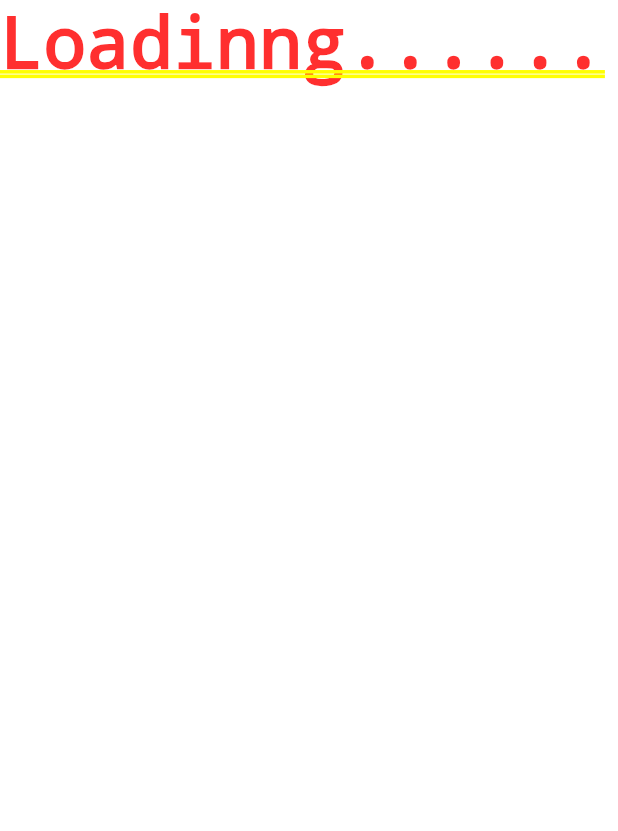
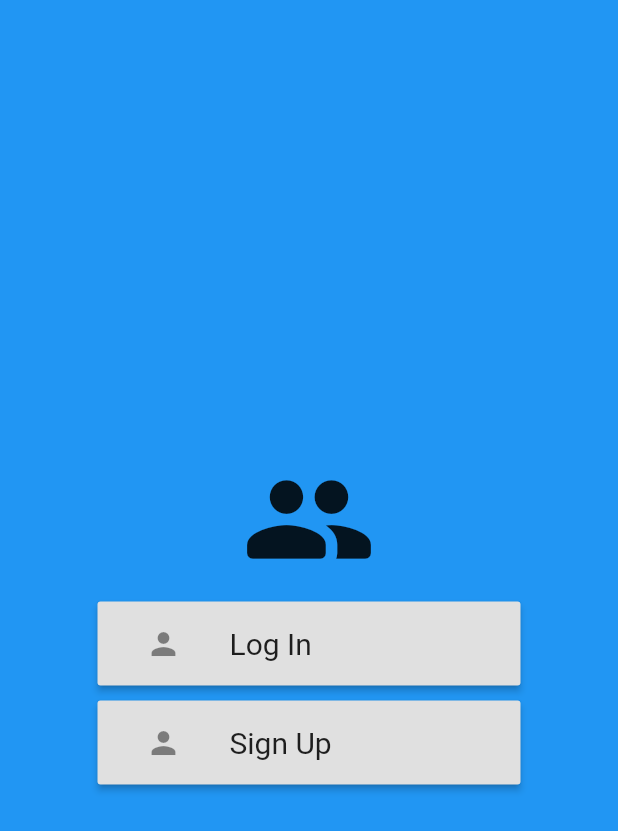
Before and after one commit to rabinacharya11/learningFlutter, a Flutter app: the HomePage screen opened directly, on a phone screen of 412 x 824 dp. Shown: the top 831 px of the screen. Run offline on Flutter 3.47's test engine with Material 2 defaults, Android fonts, the phone set to English and light mode, and no system bars; our stand-ins replace firebase_auth, firebase_core, form_field_validator, toast; accounts and stored records are empty.

Commit message:
Designed HomePage

```diff
--- a/lib/Login.dart
+++ b/lib/Login.dart
@@ -1,5 +1,5 @@
 import 'package:firebase_auth/firebase_auth.dart';
-import 'package:firebase_core/firebase_core.dart';
+// import 'package:firebase_core/firebase_core.dart';
 import 'package:flutter/material.dart';
 import 'package:rabin/HomePage.dart';
 import 'package:form_field_validator/form_field_validator.dart';
@@ -16,6 +16,7 @@ class _LoginPageState extends State<LoginPage> {
   TextEditingController _passwordController = TextEditingController();
   FirebaseAuth firebaseAuth = FirebaseAuth.instance;
 
+  // ignore: unused_element
   Future<void> _signInUser() async {
     await firebaseAuth.signInWithEmailAndPassword(
         email: _emailController.text, password: _passwordController.text);
@@ -90,7 +91,7 @@ class _LoginPageState extends State<LoginPage> {
                           onPressed: () {
                             if (_formKey.currentState.validate()) {
                               _signInUser();
-                              Navigator.pushReplacement(
+                              Navigator.push(
                                   context,
                                   MaterialPageRoute(
                                       builder: (context) => Home()));
--- /dev/null
+++ b/lib/getStarted.dart
@@ -0,0 +1,98 @@
+import 'package:firebase_auth/firebase_auth.dart';
+import 'package:flutter/material.dart';
+
+import 'Login.dart';
+import 'SignUp.dart';
+class GetStarted extends StatelessWidget {
+  @override
+  Widget build(BuildContext context) {
+    FirebaseAuth.instance
+  .authStateChanges()
+  .listen((User user) {
+    if (user == null) {
+      print('User is currently signed out!');
+    } else {
+      print('User is signed in!');
+    }
+  });
+
+    return Container(
+                          decoration: BoxDecoration(
+                              gradient: LinearGradient(
+                                  colors: [Colors.red, Colors.blue])),
+                          child: Scaffold(
+                            backgroundColor: Colors.blue,
+                            body: SafeArea(
+                              child: Center(
+                                child: Center(
+                                  child: Column(
+                                    mainAxisAlignment: MainAxisAlignment.center,
+                                    crossAxisAlignment:
+                                        CrossAxisAlignment.center,
+                                    children: [
+                                      Center(
+                                        child: Container(
+                                          child: Icon(
+                                            Icons.people_rounded,
+                                            size: 90,
+                                          ),
+                                        ),
+                                      ),
+                                      SizedBox(
+                                        height: 10,
+                                      ),
+                                      Center(
+                                        child: RaisedButton(
+                                            onPressed: () {
+                                              Navigator.push(
+                                                  context,
+                                                  MaterialPageRoute(
+                                                      builder: (context) =>
+                                                          LoginPage()));
+                                            }, //here set the code to make the user navigate to the login in Screen
+                                            child: Expanded(
+                                              child: Container(
+                                                width: 250,
+                                                child: ListTile(
+                                                  leading: Icon(Icons.person),
+                                                  title: Text(
+                                                    "Log In",
+                                                    style:
+                                                        TextStyle(fontSize: 20),
+                                                  ),
+                                                ),
+                                              ),
+                                            )),
+                                      ),
+                                      SizedBox(
+                                        height: 10,
+                                      ),
+                                      RaisedButton(
+                                        onPressed: () {
+                                          Navigator.push(
+                                              context,
+                                              MaterialPageRoute(
+                                                  builder: (context) =>
+                                                      SignUpPage()));
+                                        },
+                                        child: Expanded(
+                                          child: Container(
+                                            width: 250,
+                                            child: ListTile(
+                                              leading: Icon(Icons.person),
+                                              title: Text(
+                                                "Sign Up",
+                                                style: TextStyle(fontSize: 20),
+                                              ),
+                                            ),
+                                          ),
+                                        ),
+                                      )
+                                    ],
+                                  ),
+                                ),
+                              ),
+                            ),
+                          ));
+  }
+}
--- a/lib/main.dart
+++ b/lib/main.dart
@@ -1,8 +1,13 @@
 import 'package:firebase_auth/firebase_auth.dart';
 import 'package:firebase_core/firebase_core.dart';
 import 'package:flutter/material.dart';
-import 'package:rabin/Login.dart';
-import 'package:rabin/SignUp.dart';
+// import 'package:rabin/checkPoint.dart';
+// import 'package:rabin/HomePage.dart';
+// import 'package:rabin/Login.dart';
+// import 'package:rabin/SignUp.dart';
+import 'package:rabin/getStarted.dart';
+
+import 'HomePage.dart';
 
 void main() {
   runApp(MaterialApp(
@@ -20,6 +25,7 @@ class HomePage extends StatelessWidget {
     return FutureBuilder(
         // Initialize FlutterFire:
         future: _initialization,
+        // ignore: missing_return
         builder: (context, snapshot) {
           // Check for errors
           if (snapshot.hasError) {
@@ -33,102 +39,17 @@ class HomePage extends StatelessWidget {
                 // ignore: missing_return
                 builder: (context, snapshot) {
                   if (snapshot.connectionState == ConnectionState.active) {
-                    User user = snapshot.data;
-                    if (user == null) {
-                      return Container(
-                          decoration: BoxDecoration(
-                              gradient: LinearGradient(
-                                  colors: [Colors.red, Colors.blue])),
-                          child: Scaffold(
-                            backgroundColor: Colors.blue,
-                            body: SafeArea(
-                              child: Center(
-                                child: Center(
-                                  child: Column(
-                                    mainAxisAlignment: MainAxisAlignment.center,
-                                    crossAxisAlignment:
-                                        CrossAxisAlignment.center,
-                                    children: [
-                                      Center(
-                                        child: Container(
-                                          child: Icon(
-                                            Icons.people_rounded,
-                                            size: 90,
-                                          ),
-                                        ),
-                                      ),
-                                      SizedBox(
-                                        height: 10,
-                                      ),
-                                      Center(
-                                        child: RaisedButton(
-                                            onPressed: () {
-                                              Navigator.push(
-                                                  context,
-                                                  MaterialPageRoute(
-                                                      builder: (context) =>
-                                                          LoginPage()));
-                                            }, //here set the code to make the user navigate to the login in Screen
-                                            child: Expanded(
-                                              child: Container(
-                                                width: 250,
-                                                child: ListTile(
-                                                  leading: Icon(Icons.person),
-                                                  title: Text(
-                                                    "Log In",
-                                                    style:
-                                                        TextStyle(fontSize: 20),
-                                                  ),
-                                                ),
-                                              ),
-                                            )),
-                                      ),
-                                      SizedBox(
-                                        height: 10,
-                                      ),
-                                      RaisedButton(
-                                        onPressed: () {
-                                          Navigator.push(
-                                              context,
-                                              MaterialPageRoute(
-                                                  builder: (context) =>
-                                                      SignUpPage()));
-                                        },
-                                        child: Expanded(
-                                          child: Container(
-                                            width: 250,
-                                            child: ListTile(
-                                              leading: Icon(Icons.person),
-                                              title: Text(
-                                                "Sign Up",
-                                                style: TextStyle(fontSize: 20),
-                                              ),
-                                            ),
-                                          ),
-                                        ),
-                                      )
-                                    ],
-                                  ),
-                                ),
-                              ),
-                            ),
-                          ));
-                    } else {
-                      return HomePage();
-                    }
+                   return GetStarted();
                   }
-                  return Container(
-                    height: 100,
-                    width: 100,
-                    child: Center(
-                      child: CircularProgressIndicator(
-                        backgroundColor: Colors.white,
-                      ),
-                    ),
-                  );
+                  return Center(
+                      child: Container(
+                          height: 30,
+                          width: 30,
+                          child: CircularProgressIndicator(
+                            backgroundColor: Colors.red,
+                          )));
                 });
           }
-          return Text("Loadinng......");
         });
   }
 }
--- a/pubspec.yaml
+++ b/pubspec.yaml
@@ -28,6 +28,7 @@ dependencies:
   firebase_core: ^0.5.2
   form_field_validator: ^1.0.1
   google_sign_in: ^4.5.6
+  toast: ^0.1.5
 
 dev_dependencies:
   flutter_test:
@@ -44,7 +45,7 @@ flutter:
   uses-material-design: true
   # To add assets to your application, add an assets section, like this:
   assets:
-   - assets/
+    - assets/
   #   - images/a_dot_burr.jpeg
   #   - images/a_dot_ham.jpeg
   # An image asset can refer to one or more resolution-specific "variants", see
```
Also changed, not shown: lib/HomePage.dart (+40 -12 lines), lib/SignUp.dart (+9 -7 lines), pubspec.lock.
